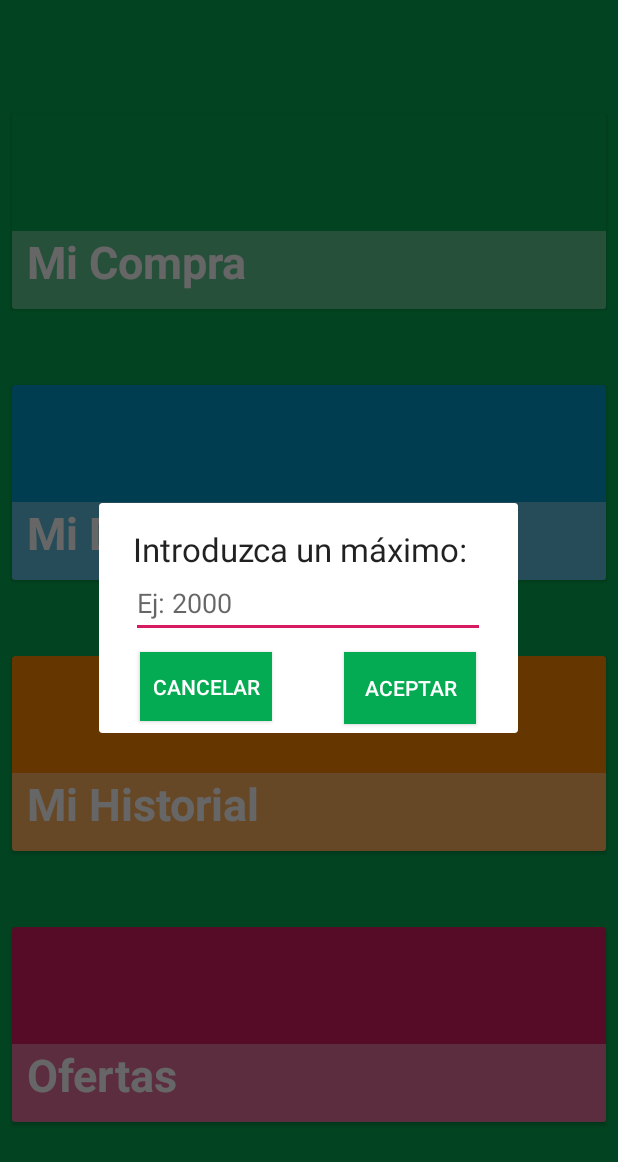
After one commit to vivi-ana/OrganiCompras, an Android app: the fragment IngreseMax placed in its activity, on a phone screen of 412 x 824 dp. The commit adds this screen. Shown: the top 1162 px of the screen. Run offline under Robolectric (Android 15) with nearby library versions, the phone set to English and light mode, and no system bars.

Commit message:
Evento click cardView mi compra con mensajes de maximo

```diff
--- a/app/build.gradle
+++ b/app/build.gradle
@@ -26,4 +26,5 @@ dependencies {
     androidTestImplementation 'com.android.support.test:runner:1.0.2'
     androidTestImplementation 'com.android.support.test.espresso:espresso-core:3.0.2'
     implementation 'com.android.support:cardview-v7:28.0.0'
+    implementation 'com.android.support:design:28.0.0'
 }
--- /dev/null
+++ b/app/src/main/java/acostapeter/com/organicompras/IngreseMax.java
@@ -0,0 +1,69 @@
+package acostapeter.com.organicompras;
+
+import android.content.Intent;
+import android.support.annotation.NonNull;
+import android.support.v4.app.DialogFragment;
+import android.os.Bundle;
+import android.view.LayoutInflater;
+import android.view.View;
+import android.view.ViewGroup;
+import android.widget.Button;
+import android.widget.EditText;
+import android.widget.ImageButton;
+import android.widget.Toast;
+
+import java.util.regex.Matcher;
+import java.util.regex.Pattern;
+
+public class IngreseMax extends DialogFragment {
+    Button botonAceptar, botonCancelar;
+    EditText max;
+    @Override
+    public View onCreateView(@NonNull LayoutInflater inflater, ViewGroup container, Bundle savedInstanceState) {
+        View rootview = inflater.inflate(R.layout.activity_ingrese_max, container, false);
+        botonAceptar = rootview.findViewById(R.id.btnAceptar);
+        botonCancelar = rootview.findViewById(R.id.btnCancelar);
+        max = rootview.findViewById(R.id.Emaximo);
+        botonAceptar.setOnClickListener(new View.OnClickListener() {
+            @Override
+            public void onClick(View v) {
+                String Smax = max.getText().toString();
+                Pattern ps = Pattern.compile("[0-9]*");
+                Matcher ms = ps.matcher(Smax);
+                boolean bs = ms.matches();
+                if (Smax.matches("")) {
+                    Toast.makeText(getActivity(), R.string.msjAceptar, Toast.LENGTH_SHORT).show();
+                }else if(!bs){
+                    max.setError("Introduzca solo numeros");
+                }
+                else if (max.getText().length() < 3) {
+                    max.setError("Mínimo 3 dígitos");
+                } else if (max.getText().length() >= 7) {
+                    max.setError("Máximo de 5 dígitos");
+                }else if(Integer.parseInt(Smax)<100){
+                    max.setError("El valor ingresado debe ser mayor a 100");
+                } else {
+                    //si esta validado
+                    Intent i = new Intent (getActivity(), Tabs.class);
+                    i.putExtra("max", max.getText().toString());
+                    startActivity(i);
+                    if (getActivity()!= null){
+                    getActivity().finish();
+                    }
+                    dismiss();
+
+                }
+
+            }
+        });
+        botonCancelar.setOnClickListener(new View.OnClickListener() {
+            @Override
+            public void onClick(View v) {
+                dismiss();
+            }
+        });
+        setCancelable(false);
+        getDialog().setTitle("Máximo");
+        return rootview;
+    }
+}
--- /dev/null
+++ b/app/src/main/res/layout/activity_ingrese_max.xml
@@ -0,0 +1,89 @@
+<?xml version="1.0" encoding="utf-8"?>
+<android.support.constraint.ConstraintLayout xmlns:android="http://schemas.android.com/apk/res/android"
+    xmlns:app="http://schemas.android.com/apk/res-auto"
+    xmlns:tools="http://schemas.android.com/tools"
+    tools:ignore="Autofill"
+    android:layout_width="wrap_content"
+    android:layout_height="wrap_content">
+<!--ignore autofill sirve para que no genere el warning por API 19 el editText-->
+    <android.support.constraint.ConstraintLayout
+        android:id="@+id/constraintLayout6"
+        android:layout_width="274dp"
+        android:layout_height="91dp"
+        android:layout_marginEnd="3dp"
+        android:layout_marginBottom="16dp"
+        app:layout_constraintBottom_toTopOf="@+id/constraintLayout"
+        app:layout_constraintEnd_toEndOf="parent"
+        app:layout_constraintStart_toStartOf="parent"
+        app:layout_constraintTop_toTopOf="parent">
+
+        <TextView
+            android:id="@+id/mensajemaximo"
+            android:layout_width="245dp"
+            android:layout_height="28dp"
+            android:layout_alignParentTop="true"
+            android:layout_centerHorizontal="true"
+            android:layout_marginStart="50dp"
+            android:layout_marginTop="16dp"
+            android:layout_marginEnd="36dp"
+            android:text="@string/msjIngresarMax"
+            android:textAppearance="?android:attr/textAppearanceLarge"
+            app:layout_constraintBottom_toTopOf="@+id/Emaximo"
+            app:layout_constraintEnd_toEndOf="parent"
+            app:layout_constraintStart_toStartOf="parent"
+            app:layout_constraintTop_toTopOf="parent" />
+
+        <EditText
+            android:id="@+id/Emaximo"
+            android:layout_width="236dp"
+            android:layout_height="46dp"
+            android:layout_below="@+id/mensajemaximo"
+            android:layout_alignStart="@+id/mensajemaximo"
+            android:layout_alignEnd="@+id/mensajemaximo"
+            android:layout_marginStart="20dp"
+            android:layout_marginEnd="30dp"
+            android:hint="@string/formato"
+            android:inputType="numberDecimal"
+            app:layout_constraintEnd_toEndOf="parent"
+            app:layout_constraintHorizontal_bias="0.0"
+            app:layout_constraintStart_toStartOf="parent"
+            app:layout_constraintTop_toBottomOf="@+id/mensajemaximo" />
+    </android.support.constraint.ConstraintLayout>
+
+    <android.support.constraint.ConstraintLayout
+        android:id="@+id/constraintLayout"
+        android:layout_width="279dp"
+        android:layout_height="62dp"
+        app:layout_constraintEnd_toEndOf="parent"
+        app:layout_constraintHorizontal_bias="0.0"
+        app:layout_constraintStart_toStartOf="parent"
+        app:layout_constraintTop_toBottomOf="@+id/constraintLayout6">
+
+        <Button
+            android:id="@+id/btnAceptar"
+            android:layout_width="wrap_content"
+            android:layout_height="wrap_content"
+            android:layout_marginTop="8dp"
+            android:layout_marginEnd="28dp"
+            android:background="@color/colorPrimary"
+            android:text="@string/aceptar"
+            android:textColor="@android:color/background_light"
+            app:layout_constraintEnd_toEndOf="parent"
+            app:layout_constraintTop_toTopOf="parent"
+            tools:text="@string/aceptar" />
+
+        <Button
+            android:id="@+id/btnCancelar"
+            android:layout_width="wrap_content"
+            android:layout_height="46dp"
+            android:layout_marginTop="8dp"
+            android:layout_marginEnd="48dp"
+            android:background="@color/colorPrimary"
+            android:text="@string/cancelar"
+            android:textColor="@android:color/background_light"
+            app:layout_constraintEnd_toStartOf="@+id/btnAceptar"
+            app:layout_constraintTop_toTopOf="parent"
+            tools:text="@string/cancelar" />
+
+    </android.support.constraint.ConstraintLayout>
+</android.support.constraint.ConstraintLayout>
--- a/app/src/main/res/values/strings.xml
+++ b/app/src/main/res/values/strings.xml
@@ -5,4 +5,16 @@
     <string name="despensa">Mi Despensa</string>
     <string name="historial">Mi Historial</string>
     <string name="ofertas">Ofertas</string>
+    <string name="si">Si</string>
+    <string name="no">No</string>
+    <string name="msjMax">¿Desea introducir un máximo para su compra?</string>
+    <string name="tituloMax">Máximo de la compra</string>
+    <string name="atras">Volver al menú</string>
+    <string name="msjAceptar">Debe ingresar un monto</string>
+    <string name="msjIngresarMax">Introduzca un máximo:</string>
+    <string name="formato">Ej: 2000</string>
+    <string name="listo">Listo</string>
+    <string name="aceptar">Aceptar</string>
+    <string name="cancelar">Cancelar</string>
+
 </resources>
```
Also changed, not shown: app/src/main/AndroidManifest.xml (+9 -5 lines), app/src/main/java/acostapeter/com/organicompras/MainActivity.java (+53 -3 lines), app/src/main/java/acostapeter/com/organicompras/Tabs.java (added, +13 -0 lines), app/src/main/res/layout/activity_tabs.xml (added, +8 -0 lines).
